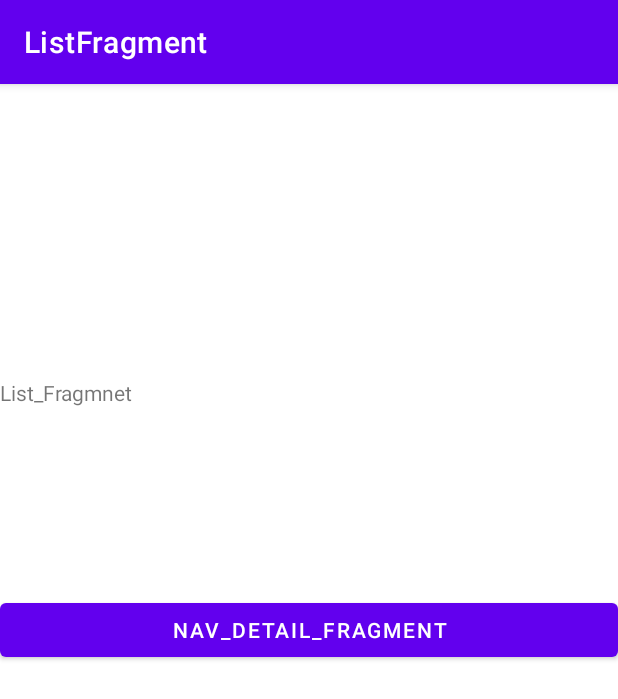
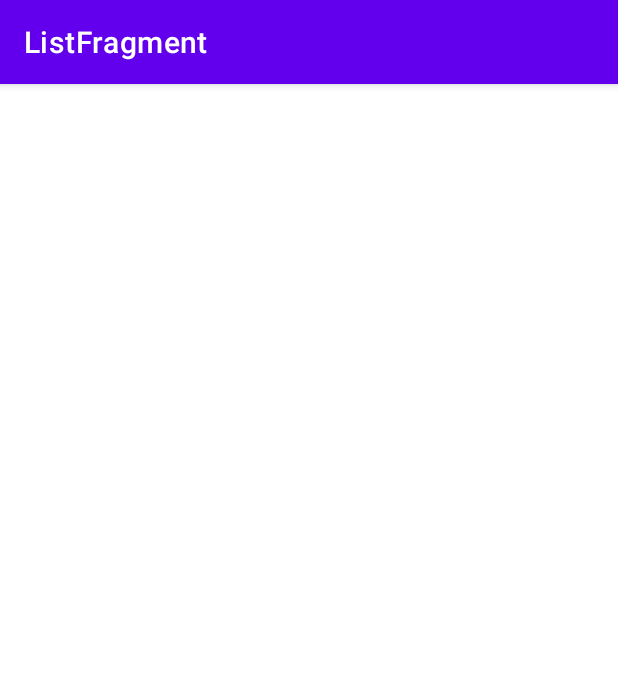
Before and after one commit to maturiKarthik/JetPackDogsApp, an Android app: the screen it shows after launch (MainActivity), on a phone screen of 412 x 824 dp. Shown: the top 699 px of the screen. Run offline under Robolectric (Android 15) with nearby library versions, the phone set to English and light mode, and no system bars; our stand-ins replace data binding, navigation-ui.

Commit message:
clean code

```diff
--- a/app/src/main/java/com/example/jetpackdogs/view/DetailFragment.kt
+++ b/app/src/main/java/com/example/jetpackdogs/view/DetailFragment.kt
@@ -31,11 +31,5 @@ class DetailFragment : Fragment() {
             dogUUID = DetailFragmentArgs.fromBundle(it).dogUuid
             text.text = dogUUID.toString()
         }
-
-        detail_button.setOnClickListener {
-            // Simple code to perform the Navigation The Directions class are generated from the navigation.xml file
-            val actionToListView = DetailFragmentDirections.actionDetailFragmentToListFragment()
-            NavigationUtil.navigationTransaction(it, actionToListView)
-        }
     }
 }
--- a/app/src/main/java/com/example/jetpackdogs/view/ListFragment.kt
+++ b/app/src/main/java/com/example/jetpackdogs/view/ListFragment.kt
@@ -1,15 +1,11 @@
 package com.example.jetpackdogs.view
 
 import android.os.Bundle
-import androidx.fragment.app.Fragment
 import android.view.LayoutInflater
 import android.view.View
 import android.view.ViewGroup
-import androidx.navigation.Navigation
-import androidx.navigation.ui.NavigationUI
+import androidx.fragment.app.Fragment
 import com.example.jetpackdogs.R
-import com.example.jetpackdogs.Utils.NavigationUtil
-import kotlinx.android.synthetic.main.fragment_list.*
 
 
 class ListFragment : Fragment() {
@@ -22,17 +18,4 @@ class ListFragment : Fragment() {
         // Inflate the layout for this fragment
         return inflater.inflate(R.layout.fragment_list, container, false)
     }
-
-    override fun onViewCreated(view: View, savedInstanceState: Bundle?) {
-        super.onViewCreated(view, savedInstanceState)
-        list_button.setOnClickListener {
-            val actionDetailDirection = ListFragmentDirections.actionListFragmentToDetailFragment()
-            //After rebuilding the project.
-            actionDetailDirection.dogUuid = 534 // Adding the argument
-
-            NavigationUtil.navigationTransaction(it,actionDetailDirection)
-        }
-    }
-
-
 }
--- a/app/src/main/res/layout/fragment_list.xml
+++ b/app/src/main/res/layout/fragment_list.xml
@@ -11,27 +11,7 @@
         android:layout_height="match_parent"
         tools:context=".view.ListFragment">
 
-        <Button
-            android:id="@+id/list_button"
-            android:layout_width="0dp"
-            android:layout_height="wrap_content"
-            android:layout_marginTop="144dp"
-            android:text="NAV_DETAIL_FRAGMENT"
-            app:layout_constraintEnd_toEndOf="parent"
-            app:layout_constraintHorizontal_bias="0.0"
-            app:layout_constraintStart_toStartOf="parent"
-            app:layout_constraintTop_toTopOf="@+id/textView" />
 
-        <TextView
-            android:id="@+id/textView"
-            android:layout_width="0dp"
-            android:layout_height="wrap_content"
-            android:layout_marginTop="196dp"
-            android:text="List_Fragmnet"
-            app:layout_constraintEnd_toEndOf="parent"
-            app:layout_constraintHorizontal_bias="0.0"
-            app:layout_constraintStart_toStartOf="parent"
-            app:layout_constraintTop_toTopOf="parent" />
 
 
     </androidx.constraintlayout.widget.ConstraintLayout>
```
Also changed, not shown: app/src/main/res/layout/fragment_detail.xml (+1 -13 lines).
